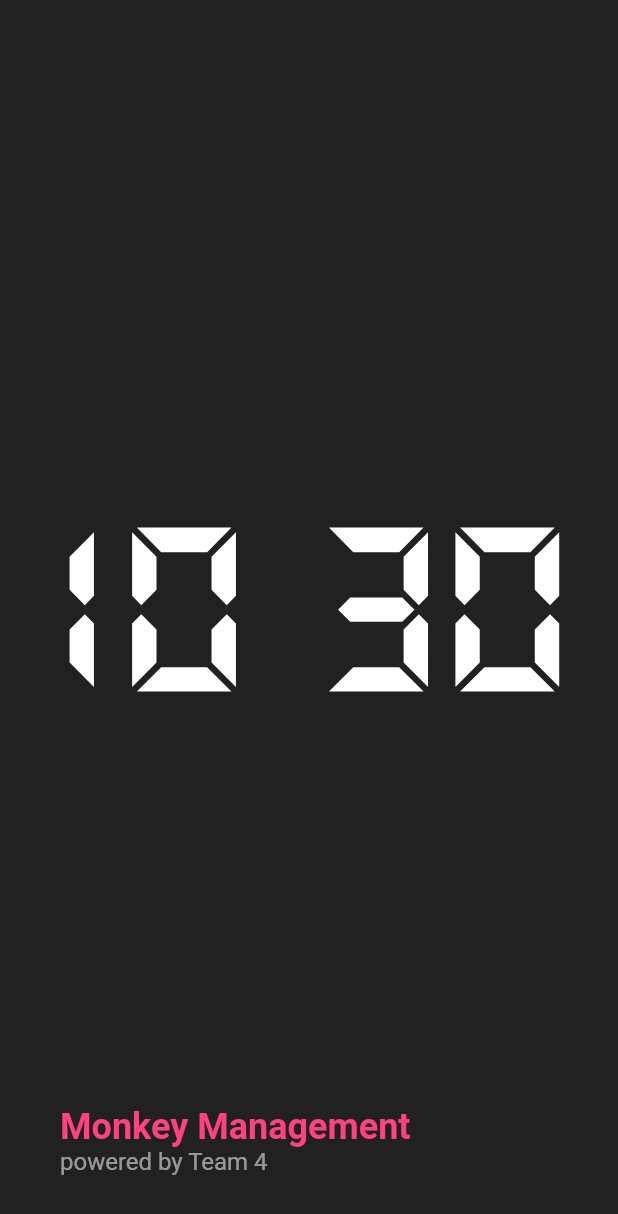
After one commit to trevorpendarvis/Capstone, a Flutter app: the ScreenSaver screen opened by its route, on a phone screen of 412 x 824 dp. The commit adds this screen. Shown: the top 1214 px of the screen. Run offline on Flutter 3.47's test engine with Material 2 defaults, Android fonts, the light colour scheme and no system bars; our stand-ins replace cloud_firestore, firebase_auth, firebase_core, wakelock; missing offline and left inert: dart:ffi, maps_launcher; accounts and stored records are empty.

Commit message:
Added screen_saver.dart

```diff
--- a/lib/main.dart
+++ b/lib/main.dart
@@ -12,6 +12,7 @@ import 'package:monkey_management/view/client_view/client_screen.dart';
 import 'package:monkey_management/view/client_view/store_info_screen.dart';
 import 'package:monkey_management/view/common_view/loading_screen.dart';
 import 'package:monkey_management/view/common_view/message_screen.dart';
+import 'package:monkey_management/view/common_view/screen_saver.dart';
 
 import 'package:monkey_management/view/store_view/store_edit_location_screen.dart';
 
@@ -101,6 +102,7 @@ class MyApp extends StatelessWidget {
         AddUpdateAppointmentScreen.routeName: (context) =>
             AddUpdateAppointmentScreen(),
         MessageScreen.routeName: (context) => MessageScreen(),
+        ScreenSaver.routeName: (context) => ScreenSaver(),
       },
     );
   }
--- /dev/null
+++ b/lib/view/common_view/screen_saver.dart
@@ -0,0 +1,95 @@
+import 'dart:async';
+
+import 'package:flutter/material.dart';
+import 'package:wakelock/wakelock.dart';
+import 'package:intl/intl.dart';
+
+class ScreenSaver extends StatefulWidget {
+  static const routeName = '/screen_saver';
+
+  const ScreenSaver({Key? key}) : super(key: key);
+
+  @override
+  _ScreenSaverState createState() => _ScreenSaverState();
+}
+
+class _ScreenSaverState extends State<ScreenSaver> {
+  late Timer timer;
+  String time = '';
+  bool flashDot = false;
+
+  @override
+  void initState() {
+    print('initState()');
+    super.initState();
+    Wakelock.enable();
+
+    timer = new Timer.periodic(Duration(seconds: 1), (Timer t) => _getTime());
+  }
+
+  void _getTime() {
+    final DateTime now = DateTime.now();
+    setState(() {
+      time = flashDot ? DateFormat('H:mm').format(now) : DateFormat('H mm').format(now);
+      flashDot = !flashDot;
+    });
+  }
+
+  @override
+  void dispose() {
+    print('dispose()');
+    super.dispose();
+    timer.cancel();
+  }
+
+  @override
+  void didChangeDependencies() {
+    print('didChangeDependencies()');
+    super.didChangeDependencies();
+
+    // Ref.sharedPreferences.setString(Ref.DATE_PATTERN, 'DD/MM');
+  }
+
+  @override
+  Widget build(BuildContext context) {
+    return GestureDetector(
+      onTap: () => Navigator.of(context).pop(),
+      child: Scaffold(
+        body: Stack(
+          children: [
+            Center(
+              child: Container(
+                color: Colors.black87,
+                padding: EdgeInsets.all(30.0),
+                width: MediaQuery.of(context).size.width,
+                height: MediaQuery.of(context).size.height,
+                child: FittedBox(
+                  fit: BoxFit.contain,
+                  child: Text(
+                    time,
+                    style: TextStyle(
+                      color: Colors.white,
+                      fontFamily: 'DS-DIGIB',
+                    ),
+                  ),
+                ),
+              ),
+            ),
+            Container(
+              padding: EdgeInsets.all(40.0),
+              child: Column(
+                mainAxisAlignment: MainAxisAlignment.end,
+                crossAxisAlignment: CrossAxisAlignment.start,
+                children: [
+                  Text('Monkey Management',
+                      style: TextStyle(color: Colors.pinkAccent, fontWeight: FontWeight.bold, fontSize: 24.0)),
+                  Text('powered by Team 4', style: TextStyle(color: Colors.white54, fontSize: 16.0)),
+                ],
+              ),
+            )
+          ],
+        ),
+      ),
+    );
+  }
+}
--- a/pubspec.yaml
+++ b/pubspec.yaml
@@ -75,6 +75,9 @@ flutter:
         - asset: fonts/BowlbyOneSC-Regular.ttf
   #       - asset: fonts/Schyler-Italic.ttf
   #         style: italic
+    - family: DS-DIGIB
+      fonts:
+        - asset: fonts/ds-digib.ttf
   #   - family: Trajan Pro
   #     fonts:
   #       - asset: fonts/TrajanPro.ttf
```
Also changed, not shown: lib/view/store_view/store_screen.dart (+32 -1 lines), fonts/ds-digib.ttf (added).
